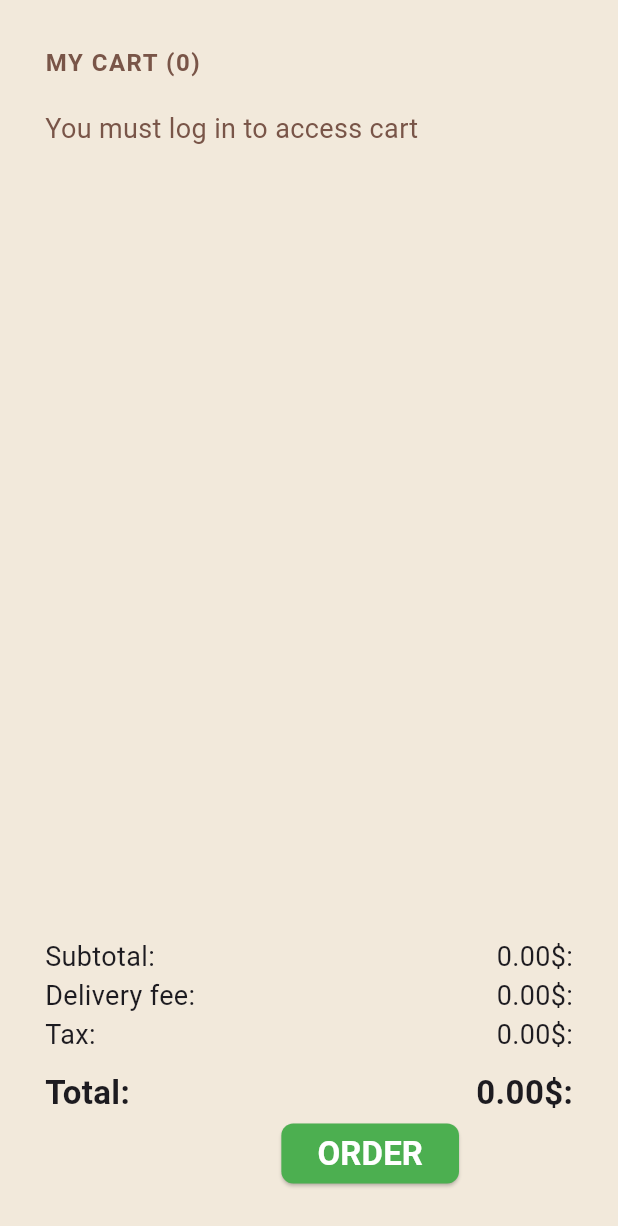
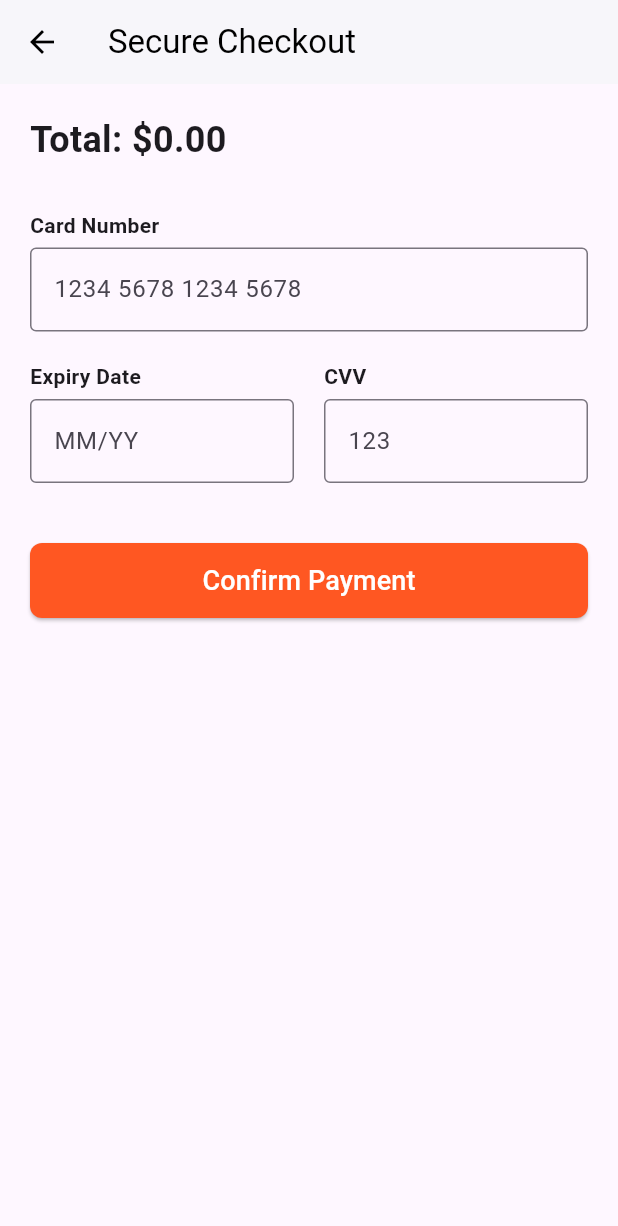
Before and after one commit to k-kukes/YumBurger, a Flutter app: the MyCartPage screen opened directly, after a tap on "ORDER", on a phone screen of 412 x 824 dp. Shown: the top 1226 px of the screen. Run offline on Flutter 3.47's test engine with Material 3 defaults, Android fonts, the light colour scheme and no system bars; our stand-ins replace cloud_firestore, firebase_core, google_fonts; accounts and stored records are empty.

Commit message:
addded reviews, checkout and rewards

```diff
--- /dev/null
+++ b/yum_burger/lib/Controllers/payment_controller.dart
@@ -0,0 +1,90 @@
+import 'package:flutter/material.dart';
+import '../Controllers/user_controller.dart';
+import '../controllers/reward_controller.dart';
+
+class PaymentController {
+
+  final TextEditingController cardNumController = TextEditingController();
+  final TextEditingController expiryController = TextEditingController();
+  final TextEditingController cvvController = TextEditingController();
+
+  final RewardsController _rewardsController = RewardsController();
+  final UserController _userController = UserController();
+
+  Future<bool> handlePayment(BuildContext context, double totalAmount) async {
+    String cardNum = cardNumController.text;
+    String expiry = expiryController.text;
+    String cvv = cvvController.text;
+
+    if (!_isValidCardNumber(cardNum)) {
+      _showError(context, "Invalid Card Number. Must be 16 digits.");
+      return false;
+    }
+
+    if (!_isValidCVV(cvv)) {
+      _showError(context, "Invalid CVV. Must be 3 digits.");
+      return false;
+    }
+
+    if (!_isValidExpiryDate(expiry)) {
+      _showError(context, "Invalid or Expired Date (MM/YY).");
+      return false;
+    }
+
+    await Future.delayed(const Duration(seconds: 2));
+
+    final user = _userController.getCurrentUser();
+    if (user != null) {
+      await _rewardsController.addPointsAfterCheckout(user.id, totalAmount);
+    }
+
+    return true;
+  }
+
+  void _showError(BuildContext context, String message) {
+    ScaffoldMessenger.of(context).showSnackBar(
+      SnackBar(content: Text(message), backgroundColor: Colors.red),
+    );
+  }
+
+
+  bool _isValidCardNumber(String number) {
+    String cleanNumber = number.replaceAll(RegExp(r'\D'), '');
+    return RegExp(r'^[0-9]{16}$').hasMatch(cleanNumber);
+  }
+
+  bool _isValidCVV(String cvv) {
+    return RegExp(r'^[0-9]{3}$').hasMatch(cvv);
+  }
+
+  bool _isValidExpiryDate(String date) {
+    if (!RegExp(r'^[0-9]{2}/[0-9]{2}$').hasMatch(date)) {
+      return false;
+    }
+
+    try {
+      List<String> parts = date.split('/');
+      int month = int.parse(parts[0]);
+      int year = int.parse(parts[1]);
+
+      if (month < 1 || month > 12) return false;
+
+      DateTime now = DateTime.now();
+      int currentYear = now.year % 100;
+      int currentMonth = now.month;
+      // Check if expired
+      if (year < currentYear) return false;
+      if (year == currentYear && month < currentMonth) return false;
+
+      return true;
+    } catch (e) {
+      return false;
+    }
+  }
+
+  void dispose() {
+    cardNumController.dispose();
+    expiryController.dispose();
+    cvvController.dispose();
+  }
+}
--- a/yum_burger/lib/Controllers/tab_navigation.dart
+++ b/yum_burger/lib/Controllers/tab_navigation.dart
@@ -10,6 +10,7 @@ import '../Views/login.dart';
 import '../Views/offers.dart';
 import '../Views/menu.dart';
 import '../Views/reward.dart';
+import '../Views/reviews.dart';
 
 void main() async{
   runApp(MaterialApp(
@@ -36,6 +37,7 @@ class _MyNavigationState extends State<MyNavigation> {
     LoginPage(),
     MyCartPage(),
     RewardsView(),
+    ReviewsPage(),
   ];
 
   void _onTabTapped(int index) {
@@ -59,6 +61,7 @@ class _MyNavigationState extends State<MyNavigation> {
     BottomNavigationBarItem(icon: Icon(Icons.person), label: 'Account'),
     BottomNavigationBarItem(icon: Icon(Icons.shopping_cart), label: 'Cart'),
     BottomNavigationBarItem(icon: Icon(Icons.card_giftcard), label: 'Rewards'),
+    BottomNavigationBarItem(icon: Icon(Icons.rate_review), label: 'Reviews'),
   ];
 
   @override
--- a/yum_burger/lib/Views/cart.dart
+++ b/yum_burger/lib/Views/cart.dart
@@ -3,6 +3,7 @@ import 'package:flutter/material.dart';
 import 'package:yum_burger/Controllers/burger_controller.dart';
 import 'package:yum_burger/Controllers/cart_controller.dart';
 import 'package:yum_burger/Controllers/user_controller.dart';
+import 'package:yum_burger/Views/payment.dart';
 
 class MyCartPage extends StatefulWidget {
   const MyCartPage({super.key});
@@ -309,7 +310,9 @@ class _MyCartPageState extends State<MyCartPage> {
                       borderRadius: BorderRadius.circular(8),
                     ),
                   ),
-                  onPressed: () {},
+                  onPressed: () {
+                    Navigator.push(context, MaterialPageRoute(builder: (context) => PaymentView(totalAmount: total)));
+                  },
                   child: Text(
                     "ORDER",
                     style: TextStyle(
--- /dev/null
+++ b/yum_burger/lib/Views/payment.dart
@@ -0,0 +1,158 @@
+import 'package:flutter/material.dart';
+import 'package:yum_burger/Controllers/payment_controller.dart';
+
+class PaymentView extends StatefulWidget {
+  final double totalAmount;
+
+  const PaymentView({Key? key, required this.totalAmount}) : super(key: key);
+
+  @override
+  State<PaymentView> createState() => _PaymentViewState();
+}
+
+class _PaymentViewState extends State<PaymentView> {
+  // Initialize the Controller
+  final PaymentController _controller = PaymentController();
+  bool _isLoading = false;
+
+  @override
+  void dispose() {
+    _controller.dispose();
+    super.dispose();
+  }
+
+  void _onPayPressed() async {
+    setState(() => _isLoading = true);
+
+    bool success = await _controller.handlePayment(context, widget.totalAmount);
+
+    setState(() => _isLoading = false);
+
+    if (success && mounted) {
+      showDialog(
+        context: context,
+        builder: (context) => AlertDialog(
+          title: const Text("Payment Successful!"),
+          content: Text("You paid \$${widget.totalAmount} and earned points!"),
+          actions: [
+            TextButton(
+              onPressed: () {
+                Navigator.pop(context);
+                Navigator.pop(context);
+              },
+              child: const Text("Thank you"),
+            )
+          ],
+        ),
+      );
+    } else if (mounted) {
+      ScaffoldMessenger.of(context).showSnackBar(
+        const SnackBar(
+          content: Text("Payment Declined. Check Card # (16) or Expiry (MM/YY)."),
+          backgroundColor: Colors.red,
+        ),
+      );
+    }
+  }
+
+  @override
+  Widget build(BuildContext context) {
+    return Scaffold(
+      appBar: AppBar(
+        title: const Text("Secure Checkout"),
+        backgroundColor: Colors.white,
+        foregroundColor: Colors.black,
+        elevation: 1,
+      ),
+      body: SingleChildScrollView(
+        padding: const EdgeInsets.all(20.0),
+        child: Column(
+          crossAxisAlignment: CrossAxisAlignment.start,
+          children: [
+            Text(
+              "Total: \$${widget.totalAmount.toStringAsFixed(2)}",
+              style: const TextStyle(fontSize: 24, fontWeight: FontWeight.bold),
+            ),
+            const SizedBox(height: 30),
+
+            const Text("Card Number", style: TextStyle(fontWeight: FontWeight.bold)),
+            const SizedBox(height: 5),
+            TextField(
+              controller: _controller.cardNumController,
+              keyboardType: TextInputType.number,
+              maxLength: 16,
+              decoration: const InputDecoration(
+                hintText: "1234 5678 1234 5678",
+                border: OutlineInputBorder(),
+                counterText: "",
+              ),
+            ),
+            const SizedBox(height: 20),
+
+            Row(
+              children: [
+                Expanded(
+                  child: Column(
+                    crossAxisAlignment: CrossAxisAlignment.start,
+                    children: [
+                      const Text("Expiry Date", style: TextStyle(fontWeight: FontWeight.bold)),
+                      const SizedBox(height: 5),
+                      TextField(
+                        controller: _controller.expiryController,
+                        keyboardType: TextInputType.datetime,
+                        maxLength: 5,
+                        decoration: const InputDecoration(
+                          hintText: "MM/YY",
+                          border: OutlineInputBorder(),
+                          counterText: "",
+                        ),
+                      ),
+                    ],
+                  ),
+                ),
+                const SizedBox(width: 20),
+
+                Expanded(
+                  child: Column(
+                    crossAxisAlignment: CrossAxisAlignment.start,
+                    children: [
+                      const Text("CVV", style: TextStyle(fontWeight: FontWeight.bold)),
+                      const SizedBox(height: 5),
+                      TextField(
+                        controller: _controller.cvvController,
+                        keyboardType: TextInputType.number,
+                        maxLength: 3,
+                        obscureText: true,
+                        decoration: const InputDecoration(
+                          hintText: "123",
+                          border: OutlineInputBorder(),
+                          counterText: "",
+                        ),
+                      ),
+                    ],
+                  ),
+                ),
+              ],
+            ),
+            const SizedBox(height: 40),
+
+            SizedBox(
+              width: double.infinity,
+              height: 50,
+              child: ElevatedButton(
+                onPressed: _isLoading ? null : _onPayPressed,
+                style: ElevatedButton.styleFrom(
+                  backgroundColor: Colors.deepOrange,
+                  shape: RoundedRectangleBorder(borderRadius: BorderRadius.circular(8)),
+                ),
+                child: _isLoading
+                    ? const CircularProgressIndicator(color: Colors.white)
+                    : const Text("Confirm Payment", style: TextStyle(fontSize: 18, color: Colors.white)),
+              ),
+            ),
+          ],
+        ),
+      ),
+    );
+  }
+}
```
Also changed, not shown: yum_burger/lib/Controllers/review_controller.dart (added, +24 -0 lines), yum_burger/lib/Controllers/reward_controller.dart (+20 -5 lines), yum_burger/lib/Models/review_model.dart (added, +26 -0 lines), yum_burger/lib/Views/reviews.dart (added, +140 -0 lines).
